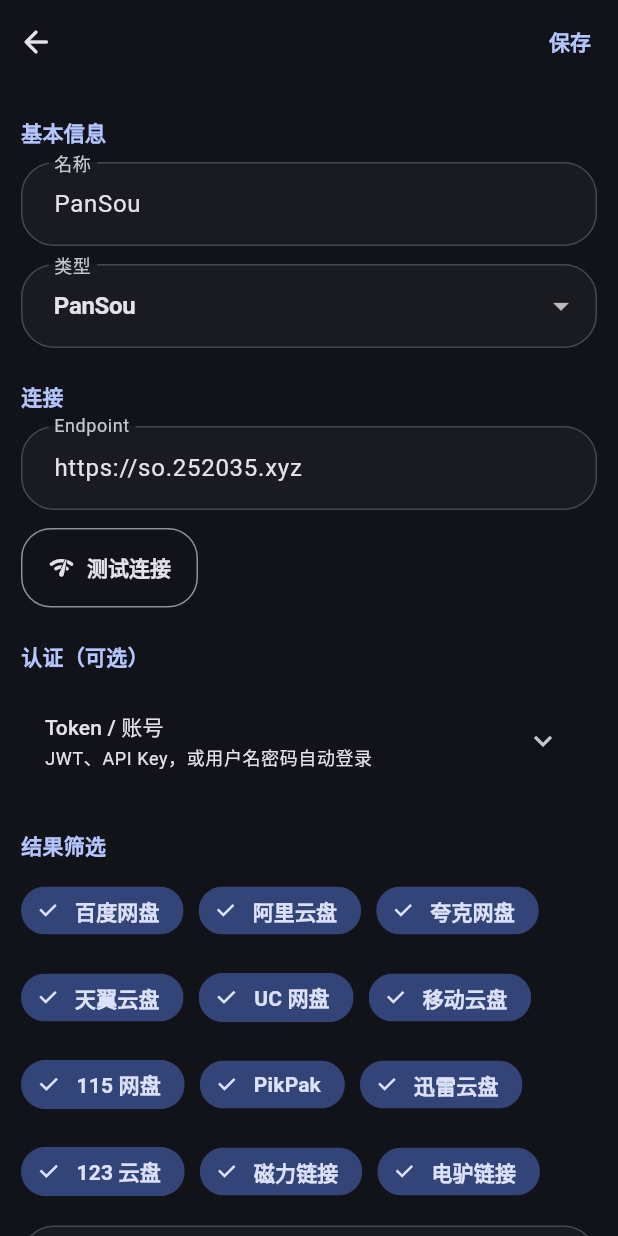
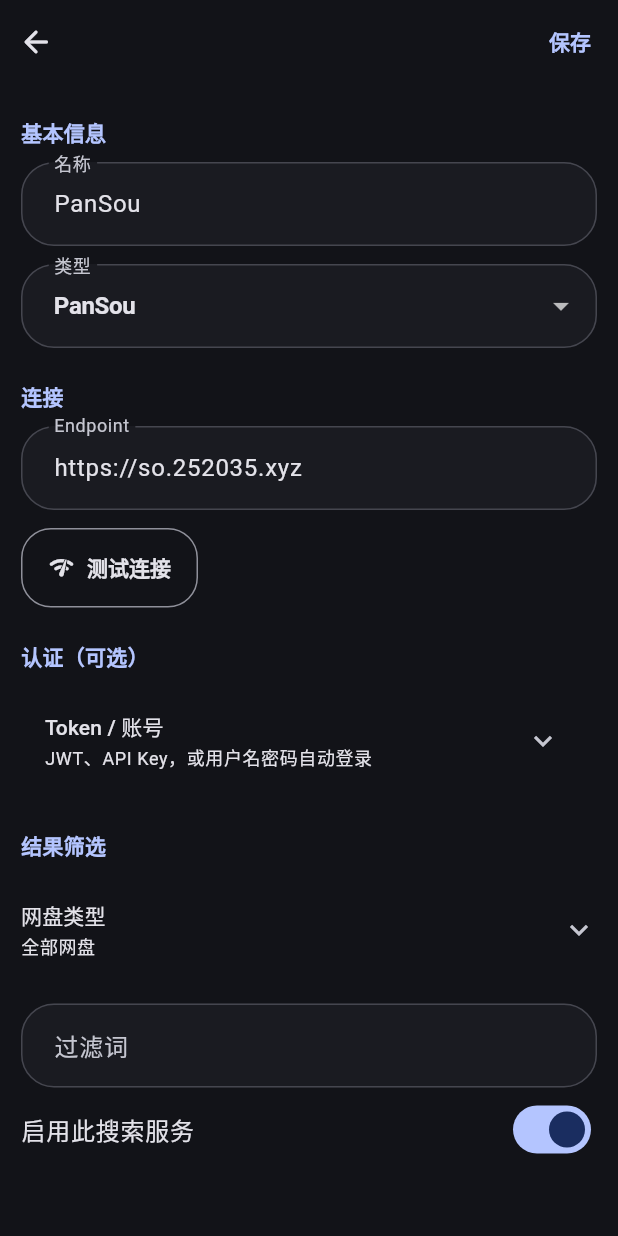
Before and after one commit to ninoleee/Starflow, a Flutter app: the SearchProviderEditorPage screen opened directly, on a phone screen of 412 x 824 dp. Run offline on Flutter 3.47's test engine with Material 3 defaults, Android fonts, the light colour scheme and no system bars; our stand-ins replace flutter_riverpod, go_router, shared_preferences; missing offline and left inert: media_kit, media_kit_video; accounts and stored records are empty.

Commit message:
Update app icons across Android, iOS, and macOS platforms. Refactor StarflowLogo widget for improved design and performance. Remove unused search link validator and related code, streamlining search functionality. Enhance search repository to filter results based on cloud types and improve overall search accuracy. Add tests to validate new search features and ensure robust performance.

```diff
--- a/lib/features/search/presentation/search_page.dart
+++ b/lib/features/search/presentation/search_page.dart
@@ -242,7 +242,7 @@
                       _controller.text.trim().isEmpty
                           ? '输入关键字后开始搜索。'
                           : _filteredResultCount > 0
-                              ? '没有可用结果，已过滤 $_filteredResultCount 条失效链接。'
+                              ? '没有可用结果，已过滤 $_filteredResultCount 条结果。'
                               : '没有找到结果。',
                     )
                   else
--- a/lib/features/settings/presentation/search_provider_editor_page.dart
+++ b/lib/features/settings/presentation/search_provider_editor_page.dart
@@ -31,6 +31,7 @@
   late bool _enabled;
   late final String _providerId;
   late bool _advancedAuthExpanded;
+  late bool _cloudTypesExpanded;
   late Set<SearchCloudType> _selectedCloudTypes;
   bool _didDelete = false;
   bool _skipAutoSaveOnPop = false;
@@ -63,6 +64,7 @@
         : configuredCloudTypes;
     _advancedAuthExpanded = _apiKeyController.text.trim().isNotEmpty ||
         _usernameController.text.trim().isNotEmpty;
+    _cloudTypesExpanded = false;
     if (e == null) {
       _applyDefaultsForKind(_kind);
     }
@@ -122,6 +124,23 @@
     _blockedKeywordsController.clear();
     _connectionTestSucceeded = null;
     _connectionTestMessage = '';
+  }
+
+  String _selectedCloudTypesLabel() {
+    if (_selectedCloudTypes.isEmpty) {
+      return '未选择';
+    }
+    if (_selectedCloudTypes.length == SearchCloudType.values.length) {
+      return '全部网盘';
+    }
+    if (_selectedCloudTypes.length <= 2) {
+      final ordered = SearchCloudType.values
+          .where(_selectedCloudTypes.contains)
+          .map((item) => item.label)
+          .toList(growable: false);
+      return ordered.join('、');
+    }
+    return '已选 ${_selectedCloudTypes.length} 个网盘';
   }
 
   Future<void> _saveDraft({bool popAfterSave = true}) async {
@@ -400,17 +419,55 @@
                   ],
                 ),
                 _SectionTitle(theme: theme, label: '结果筛选'),
-                Wrap(
-                  spacing: 10,
-                  runSpacing: 10,
-                  children: SearchCloudType.values
-                      .map(
-                        (item) => FilterChip(
-                          label: Text(item.label),
-                          selected: _selectedCloudTypes.contains(item),
-                          onSelected: (selected) {
+                ExpansionTile(
+                  initiallyExpanded: _cloudTypesExpanded,
+                  onExpansionChanged: (expanded) {
+                    setState(() => _cloudTypesExpanded = expanded);
+                  },
+                  tilePadding: EdgeInsets.zero,
+                  childrenPadding: EdgeInsets.zero,
+                  title: Text(
+                    '网盘类型',
+                    style: theme.textTheme.titleSmall,
+                  ),
+                  subtitle: Text(
+                    _selectedCloudTypesLabel(),
+                    style: theme.textTheme.bodySmall,
+                  ),
+                  children: [
+                    Padding(
+                      padding: const EdgeInsets.only(bottom: 8),
+                      child: Row(
+                        children: [
+                          TextButton(
+                            onPressed: () {
                               setState(() {
-                              if (selected) {
+                                _selectedCloudTypes =
+                                    SearchCloudType.values.toSet();
+                              });
+                            },
+                            child: const Text('全选'),
+                          ),
+                          TextButton(
+                            onPressed: () {
+                              setState(() {
+                                _selectedCloudTypes = <SearchCloudType>{};
+                              });
+                            },
+                            child: const Text('清空'),
+                          ),
+                        ],
+                      ),
+                    ),
+                    ...SearchCloudType.values.map(
+                      (item) => CheckboxListTile(
+                        contentPadding: EdgeInsets.zero,
+                        controlAffinity: ListTileControlAffinity.trailing,
+                        value: _selectedCloudTypes.contains(item),
+                        title: Text(item.label),
+                        onChanged: (selected) {
+                          setState(() {
+                            if (selected ?? false) {
                               _selectedCloudTypes.add(item);
                             } else {
                               _selectedCloudTypes.remove(item);
@@ -418,8 +475,8 @@
                           });
                         },
                       ),
-                      )
-                      .toList(),
+                    ),
+                  ],
                 ),
                 const SizedBox(height: 12),
                 TextField(
```
Also changed, not shown: lib/core/widgets/starflow_logo.dart (+16 -32 lines), lib/features/search/data/mock_search_repository.dart (+5 -28 lines), lib/features/search/data/search_link_validator.dart (deleted, +0 -108 lines), lib/features/search/domain/search_models.dart (+55 -1 lines), tool/_debug_search_repo.dart (deleted, +0 -94 lines), 27 other files. Lines whose indentation alone changed are shown as unchanged.
